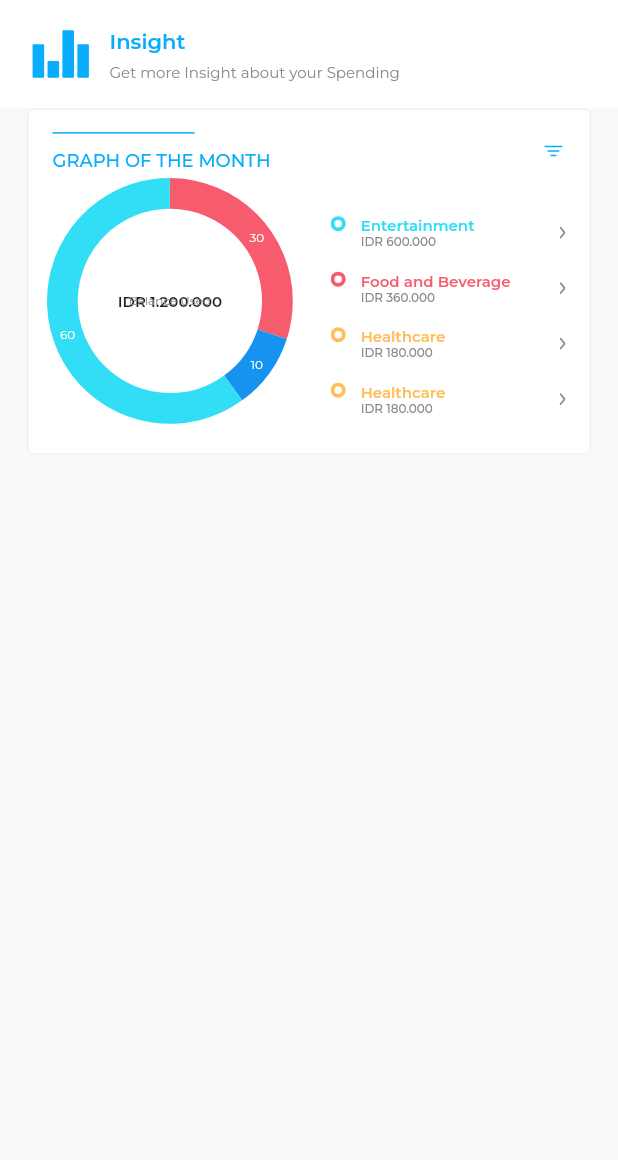
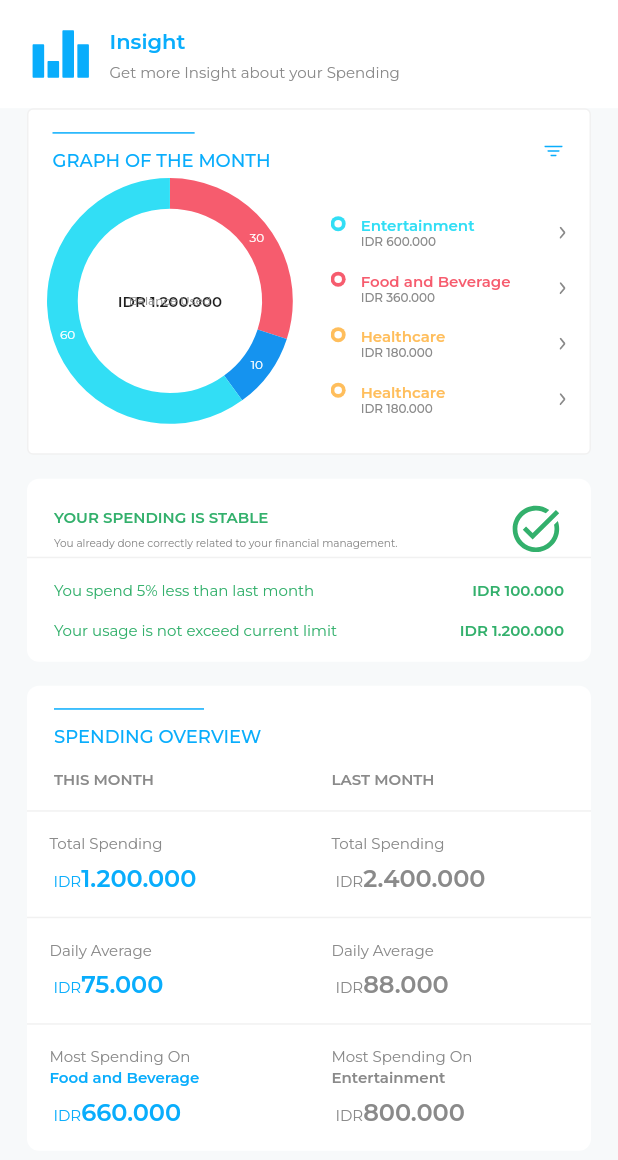
Before and after one commit to Fadzaa/flutter-weMoney-getx, a Flutter app: the InsightView screen opened by its route, on a phone screen of 412 x 824 dp. Shown: the top 1160 px of the screen. Run offline on Flutter 3.47's test engine with Material 2 defaults, Android fonts, the phone set to English and light mode, and no system bars; our stand-ins replace flutter_svg, get, google_fonts, introduction_screen, mask_text_input_formatter, persistent_bottom_nav_bar and 2 more; missing offline and left inert: syncfusion_flutter_core.

Commit message:
fix minor

```diff
--- a/lib/app/features/home_page/components/list_transaction.dart
+++ b/lib/app/features/home_page/components/list_transaction.dart
@@ -4,7 +4,7 @@ import 'package:we_money_getx/app/global_components/common_heading.dart';
 import 'package:we_money_getx/common/helper/index.dart';
 
 import '../../../../common/routes/app_pages.dart';
-import '../../../model/transaction.dart';
+import '../../../model/Transaction.dart';
 
 class ListTransaction extends StatelessWidget {
   const ListTransaction({super.key});
--- a/lib/app/features/insight/components/spending_chart.dart
+++ b/lib/app/features/insight/components/spending_chart.dart
@@ -2,10 +2,10 @@ import 'package:flutter/material.dart';
 import 'package:flutter_svg/svg.dart';
 import 'package:google_fonts/google_fonts.dart';
 import 'package:syncfusion_flutter_charts/charts.dart';
-import 'package:we_money_getx/app/model/chart_legend.dart';
+import 'package:we_money_getx/app/model/ChartLegend.dart';
 
 import '../../../../common/helper/index.dart';
-import '../../../model/chart.dart';
+import '../../../model/Chart.dart';
 
 class SpendingChart extends StatelessWidget {
   const SpendingChart({super.key});
--- a/lib/app/features/insight/insight_view.dart
+++ b/lib/app/features/insight/insight_view.dart
@@ -30,12 +30,12 @@ class InsightView extends GetView {
                   SpendingChart(),
 
                   //Spending Evaluation
-                  // Padding(
-                  //   padding: const EdgeInsets.symmetric(vertical: 16),
-                  //   child: SpendingEvaluation(),
-                  // ),
-                  //
-                  // SpendingOverview()
+                  Padding(
+                    padding: const EdgeInsets.symmetric(vertical: 16),
+                    child: SpendingEvaluation(),
+                  ),
+
+                  SpendingOverview()
 
 
 
```
Also changed, not shown: lib/app/model/Chart.dart (renamed from lib/app/model/chart.dart), lib/app/model/ChartLegend.dart (renamed from lib/app/model/chart_legend.dart), lib/app/model/Transaction.dart (renamed from lib/app/model/transaction.dart).
